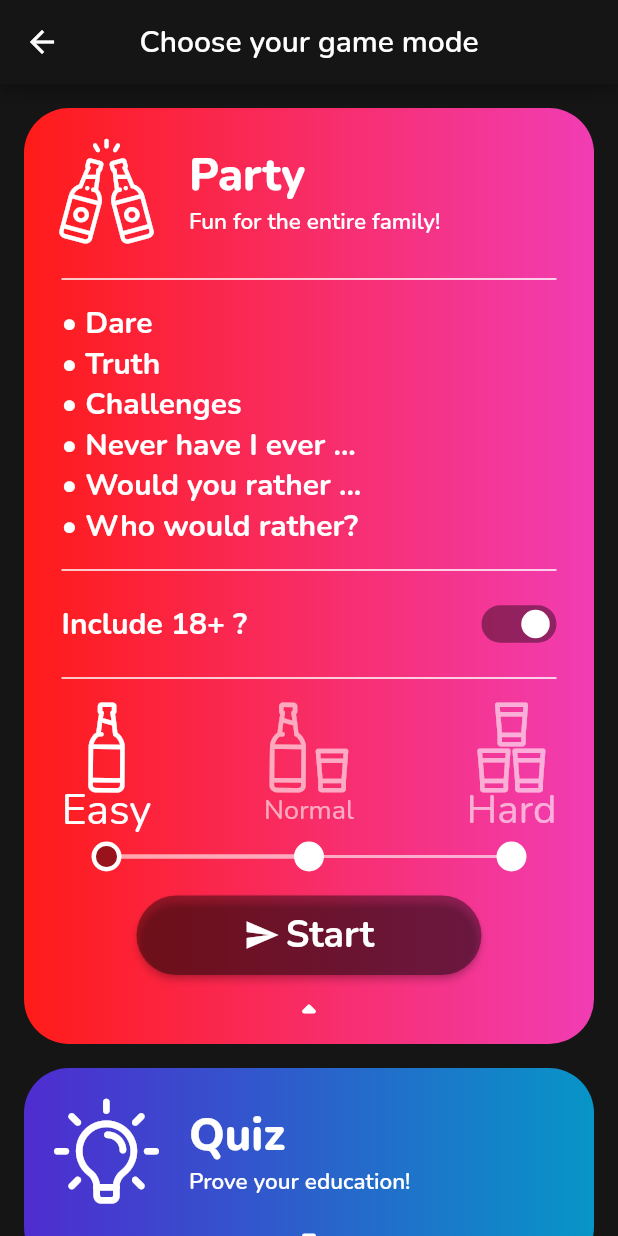
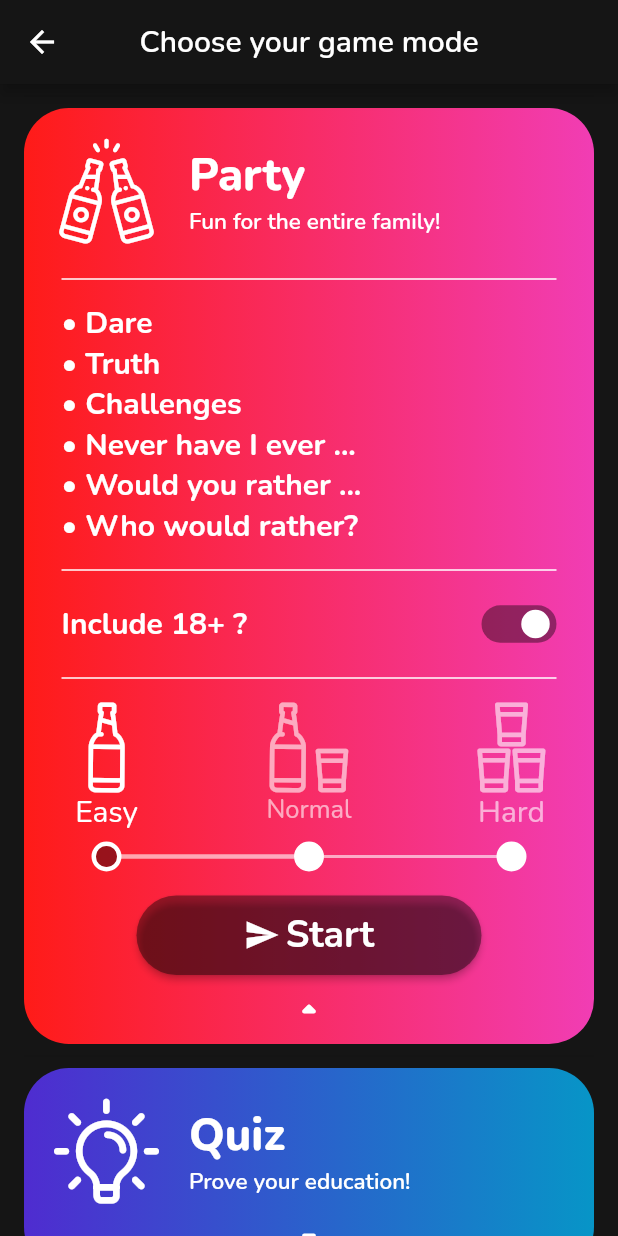
Before and after one commit to tooxo/Drinkr, a Flutter app: the GameMode screen opened directly with empty values, after a tap on "Party", on a phone screen of 412 x 824 dp. Run offline on Flutter 3.47's test engine with Material 2 defaults, Android fonts, the phone set to English and light mode, and no system bars; drawn by our look-alikes of auto_size_text, expandable, progress_state_button; our stand-ins replace audioplayers, cached_network_image, connectivity, easy_localization, flutter_spinkit, fluttertoast and 6 more; missing offline and left inert: assorted_layout_widgets, audiowaveformFlutter, circular_reveal_animation, overlay_dialog, pedantic; accounts and stored records are empty; project files that could hold a hidden picture were left out.

Commit message:
multiple improvements

```diff
--- a/assets/text/de/cha.challenge.txt
+++ b/assets/text/de/cha.challenge.txt
@@ -92,7 +92,7 @@ Die Person mit der größten Oberweite trinkt %amountbeer. Wenn diese Person mä
 Jeder der seine Nase mit seiner Zunge berühren kann, darf %amountbeer verteilen. Was du mit dieser Zunge wohl sonst noch kannst?
 %player muss einen Bodyshot (Shot vom Bauchnabel) von seinem gegenüber trinken. Wenn du dich nicht traust, trinke 2 Shots.
 Die Person mit der meisten Schminke, trinkt %amountbeer.
-Alle Christen trinke %amountbeer. Amen.
+Alle Christen trinken %amountbeer. Amen.
 Alle Muslime trinken nichts, weil Alkohol haram ist amk.
 %player trinke %amountbeer, wenn du findest, das jemand mitspielt, der absolut unwitzig ist. Nicht jeder kann so witzig sein, wie die Developer dieser App.
 %player darf so viele Schlücke verteilen, wie er Fehler in der Theorieprüfung (Führerschein) hatte. Wenn du keinen Führerschein hast, exe dein Glas.
--- a/lib/games/game_controller.dart
+++ b/lib/games/game_controller.dart
@@ -524,6 +524,8 @@ class GameController {
           adOverlayEntry?.remove();
         }
 
+        unawaited(showFullscreenAd(context));
+
         await showDialog(
           context: context,
           builder: (context) => Container(
--- a/lib/utils/player.dart
+++ b/lib/utils/player.dart
@@ -1,12 +1,9 @@
-
 class Player {
   String _name;
 
   set name(String value) {
     _name = value;
   }
-
-  final int difficulty = 0; // Not implemented.
 
   Player(this._name);
 
--- a/lib/widgets/external/animated_grid.dart
+++ b/lib/widgets/external/animated_grid.dart
@@ -84,6 +84,8 @@ class AnimatedGrid<T> extends StatelessWidget {
                     final indicies = gridIndicies(i, columns, count);
                     assert(indicies.length == 2);
 
+                    print(indicies);
+
                     final xIndex = indicies.first;
                     final yIndex = indicies.last;
                     final offset =
--- a/lib/widgets/game_select_tile.dart
+++ b/lib/widgets/game_select_tile.dart
@@ -61,7 +61,7 @@ class GameSelectTileState extends State<GameSelectTile> {
     }
     widget.onGameStateChange(CurrentGameState.LOADING);
     GameController gameController = GameController(
-      100,
+      50,
       widget.enabledGames,
       widget.players,
       widget.parentContext,
--- a/lib/widgets/radio_progress_indicator.dart
+++ b/lib/widgets/radio_progress_indicator.dart
@@ -1,3 +1,5 @@
+import 'dart:ui';
+
 import 'package:auto_size_text/auto_size_text.dart';
 import 'package:drinkr/widgets/custom_radio.dart';
 import 'package:flutter/material.dart';
@@ -77,6 +79,8 @@ class _RadioProgressIndicatorState extends State<RadioProgressIndicator>
     super.dispose();
   }
 
+  AutoSizeGroup asg = AutoSizeGroup();
+
   @override
   Widget build(BuildContext context) {
     return LayoutBuilder(
@@ -119,15 +123,16 @@ class _RadioProgressIndicatorState extends State<RadioProgressIndicator>
                                 Container(
                                   height: 25,
                                   width: 60,
-                                  child: FittedBox(
-                                    fit: BoxFit.fitWidth,
-                                    child: Text(
+                                  child: AutoSizeText(
                                     "difficultyLow".tr(),
                                     style: GoogleFonts.nunito(
                                       color: value,
-                                        fontSize: 18,
+                                      fontSize: 30,
                                     ),
-                                    ),
+                                    group: asg,
+                                    textAlign: TextAlign.center,
+                                    minFontSize: 20,
+                                    maxFontSize: 30,
                                   ),
                                 )
                               ],
@@ -170,15 +175,16 @@ class _RadioProgressIndicatorState extends State<RadioProgressIndicator>
                             Container(
                               height: 25,
                               width: 60,
-                                  child: FittedBox(
-                                    fit: BoxFit.fitWidth,
-                                    child: Text(
+                              child: AutoSizeText(
                                 "difficultyMed".tr(),
                                 style: GoogleFonts.nunito(
                                   color: value,
-                                        fontSize: 18,
+                                  fontSize: 30,
                                 ),
-                                    ),
+                                group: asg,
+                                textAlign: TextAlign.center,
+                                minFontSize: 15,
+                                maxFontSize: 30,
                               ),
                             )
                           ],
@@ -224,15 +230,16 @@ class _RadioProgressIndicatorState extends State<RadioProgressIndicator>
                                 Container(
                                   height: 25,
                                   width: 60,
-                                  child: FittedBox(
-                                    fit: BoxFit.fitWidth,
-                                    child: Text(
+                                  child: AutoSizeText(
                                     "difficultyHigh".tr(),
                                     style: GoogleFonts.nunito(
                                       color: value,
-                                        fontSize: 18,
+                                      fontSize: 30,
                                     ),
-                                    ),
+                                    group: asg,
+                                    textAlign: TextAlign.center,
+                                    minFontSize: 20,
+                                    maxFontSize: 30,
                                   ),
                                 )
                               ],
--- a/lib/widgets/spotify_tile.dart
+++ b/lib/widgets/spotify_tile.dart
@@ -102,6 +102,9 @@ class SpotifyTile extends StatelessWidget {
                               if (await canLaunch(playlist.url)) {
                                 await launch(playlist.url);
                               }
+                              else {
+                                print("cant laucnh");
+                              }
                             },
                           ),
                         ),
```
Also changed, not shown: lib/games/game.dart (+15 -6 lines), lib/menus/name_select.dart (+71 -27 lines), lib/utils/ad.dart (+32 -83 lines), lib/widgets/name_select_tile.dart (+7 -3 lines), .github/workflows/build.yaml, 1 other file. Lines whose indentation alone changed are shown as unchanged.
